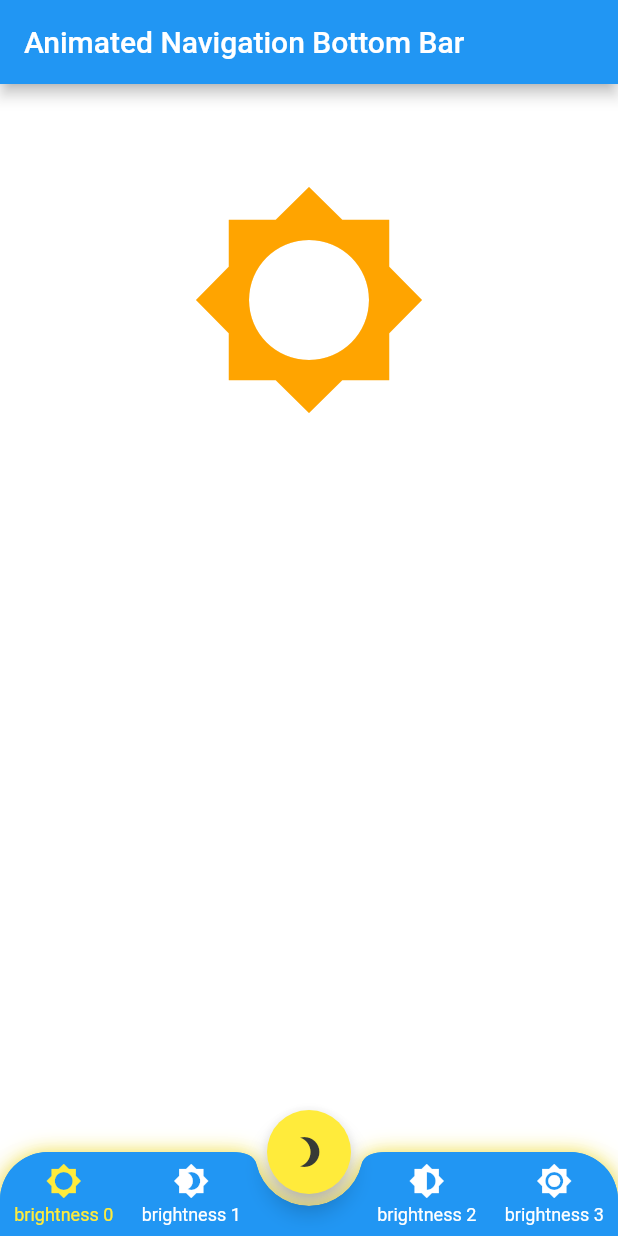
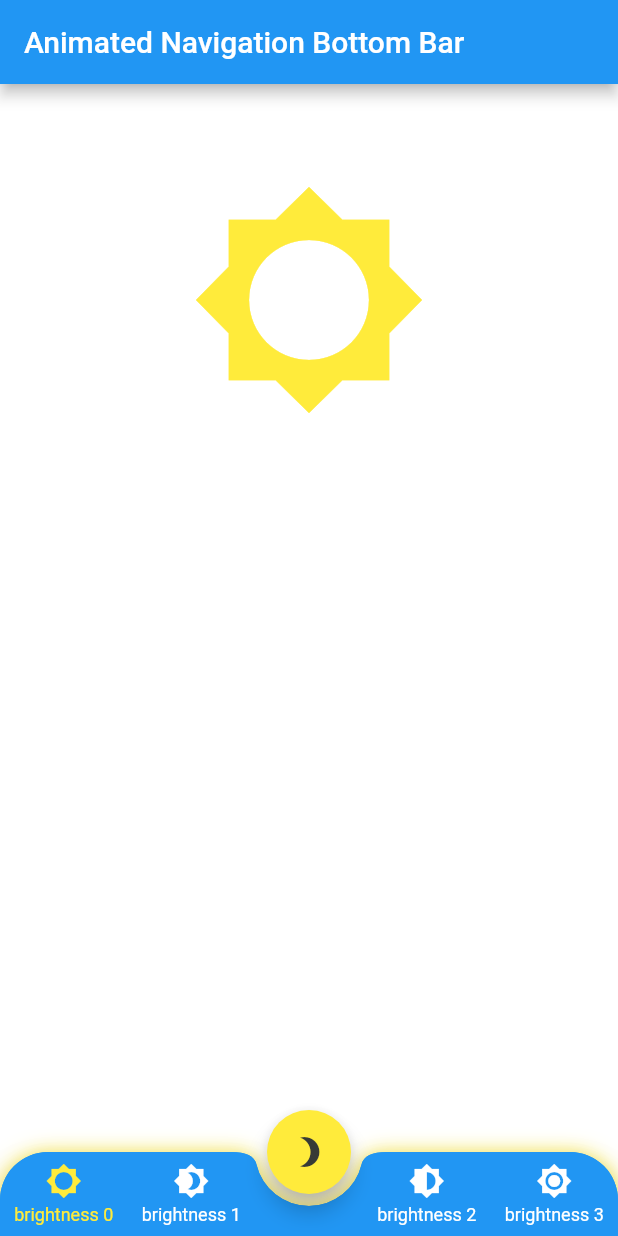
Before and after one commit to LanarsInc/animated-bottom-navigation-bar-flutter, a Flutter app: the screen it shows after launch, on a phone screen of 412 x 824 dp. Run offline on Flutter 3.47's test engine with Material 2 defaults, Android fonts, the phone set to English and light mode, and no system bars; drawn by our look-alikes of auto_size_text; missing offline and left inert: circular_reveal_animation.

Commit message:
Add more colors for dark\light theme

```diff
--- a/example/lib/main.dart
+++ b/example/lib/main.dart
@@ -254,6 +254,7 @@ class _NavigationScreenState extends State<NavigationScreen>
 
   @override
   Widget build(BuildContext context) {
+    final colors = Theme.of(context).extension<CustomColorsTheme>()!;
     return Container(
       color: Colors.white,
       child: ListView(
@@ -266,7 +267,7 @@ class _NavigationScreenState extends State<NavigationScreen>
               maxRadius: MediaQuery.of(context).size.longestSide * 1.1,
               child: Icon(
                 widget.iconData,
-                color: AppTheme.colorOrange,
+                color: colors.activeNavigationBarColor,
                 size: 160,
               ),
             ),
```
